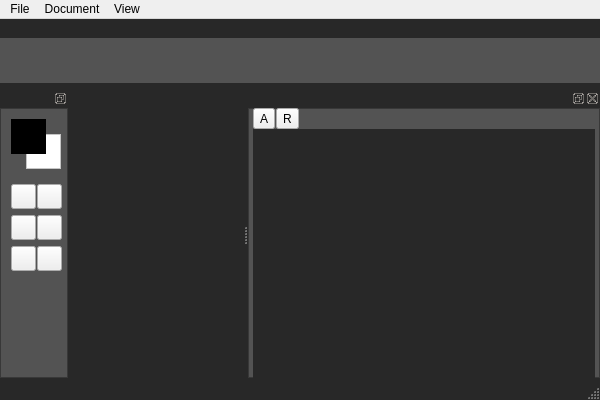
This is alpaint/res/Alpaint.ui in DatDarkAlpaca/alpaint as Qt 5 draws it before an edit. The edited form follows.
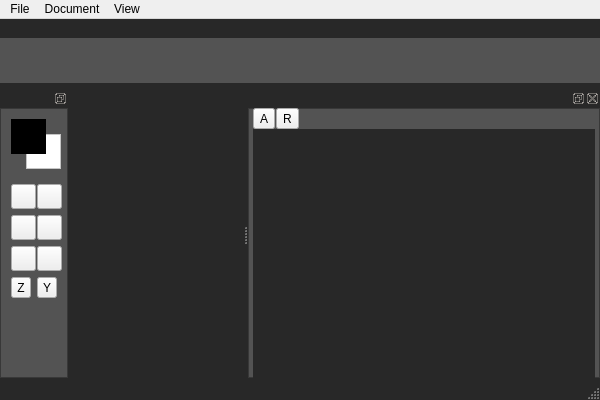
This is the edited form. Icons and pictures are not drawn. Custom widgets are drawn as their Qt base class.

Commit message: Reimplement undo commands.

Patch:
```diff
--- a/alpaint/res/Alpaint.ui
+++ b/alpaint/res/Alpaint.ui
@@ -508,6 +508,86 @@
        </item>
       </layout>
      </item>
+     <item>
+      <layout class="QHBoxLayout" name="horizontalLayout_5">
+       <property name="spacing">
+        <number>6</number>
+       </property>
+       <property name="sizeConstraint">
+        <enum>QLayout::SetDefaultConstraint</enum>
+       </property>
+       <property name="topMargin">
+        <number>0</number>
+       </property>
+       <item>
+        <widget class="QToolButton" name="undoButton">
+         <property name="minimumSize">
+          <size>
+           <width>20</width>
+           <height>20</height>
+          </size>
+         </property>
+         <property name="layoutDirection">
+          <enum>Qt::RightToLeft</enum>
+         </property>
+         <property name="styleSheet">
+          <string notr="true">QToolButton
+{
+	background-color: rgb(50, 50, 50);
+	border: 1px solid rgb(45, 45, 45);
+	border-radius: 3px;
+	color: white;
+}
+QToolButton:hover
+{
+	background-color: rgb(70, 70, 70);
+};</string>
+         </property>
+         <property name="text">
+          <string>Z</string>
+         </property>
+         <property name="shortcut">
+          <string>Ctrl+Z</string>
+         </property>
+         <property name="checkable">
+          <bool>false</bool>
+         </property>
+        </widget>
+       </item>
+       <item>
+        <widget class="QToolButton" name="redoButton">
+         <property name="minimumSize">
+          <size>
+           <width>20</width>
+           <height>20</height>
+          </size>
+         </property>
+         <property name="layoutDirection">
+          <enum>Qt::RightToLeft</enum>
+         </property>
+         <property name="styleSheet">
+          <string notr="true">QToolButton
+{
+	background-color: rgb(50, 50, 50);
+	border: 1px solid rgb(45, 45, 45);
+	border-radius: 3px;
+	color: white;
+}
+QToolButton:hover
+{
+	background-color: rgb(70, 70, 70);
+};</string>
+         </property>
+         <property name="text">
+          <string>Y</string>
+         </property>
+         <property name="shortcut">
+          <string>Ctrl+Y</string>
+         </property>
+        </widget>
+       </item>
+      </layout>
+     </item>
      <item>
       <spacer name="verticalSpacer">
        <property name="orientation">
```
Left out of the diff: 16 changed lines with no effect on the pictures. The commit also changes 3 other files.
